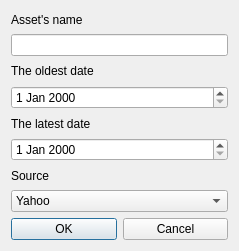
Qt form Sources/GUI/import.ui (pchaigno/varsoft) before a commit.
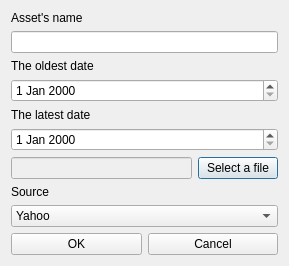
The same form after that commit.

Commit message: New import's window

```diff
--- a/Sources/GUI/import.ui
+++ b/Sources/GUI/import.ui
@@ -6,8 +6,8 @@
    <rect>
     <x>0</x>
     <y>0</y>
-    <width>239</width>
-    <height>251</height>
+    <width>289</width>
+    <height>254</height>
    </rect>
   </property>
   <property name="windowTitle">
@@ -44,6 +44,24 @@
    <item>
     <widget class="QDateEdit" name="endDate"/>
    </item>
+   <item>
+    <layout class="QHBoxLayout" name="horizontalLayout_2">
+     <item>
+      <widget class="QLineEdit" name="filePath">
+       <property name="enabled">
+        <bool>false</bool>
+       </property>
+      </widget>
+     </item>
+     <item>
+      <widget class="QPushButton" name="importButton">
+       <property name="text">
+        <string>Select a file</string>
+       </property>
+      </widget>
+     </item>
+    </layout>
+   </item>
    <item>
     <widget class="QLabel" name="label_4">
      <property name="text">
```
The commit also changes 4 other files.
